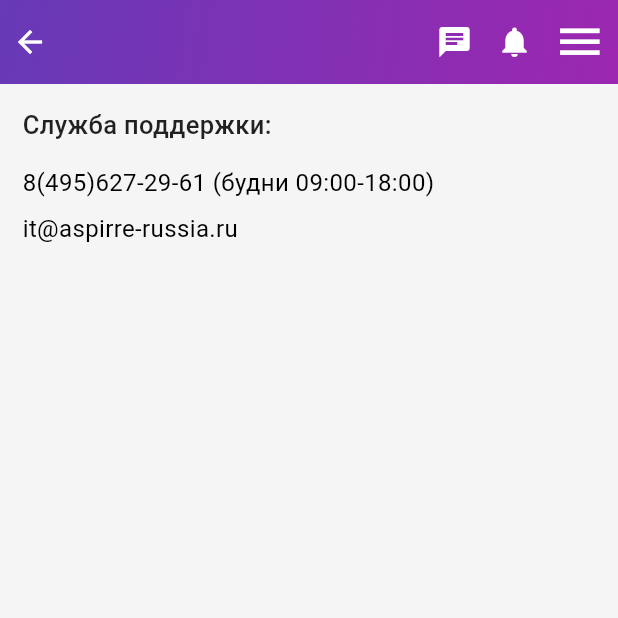
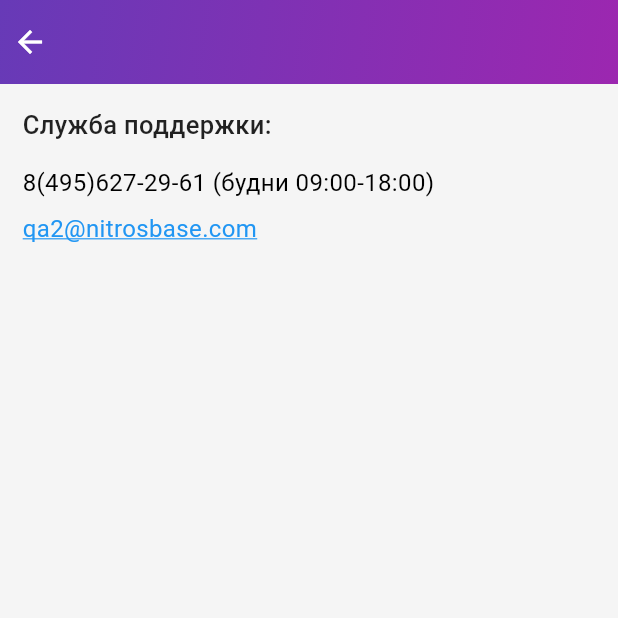
Before and after one commit to AdilovaAngara/flutter_artrit, a Flutter app: the PageHelp screen opened directly with empty values, on a phone screen of 412 x 824 dp, the top half of it. Run offline on Flutter 3.47's test engine with Material 3 defaults, Android fonts, the light colour scheme and no system bars; our stand-ins replace audioplayers, auto_size_text, file_picker, flutter_secure_storage, flutter_svg, font_awesome_flutter and 6 more; missing offline and left inert: charset_converter, flutter_exif_rotation, flutter_pdfview, media_store_plus; accounts and stored records are empty.

Commit message:
Обновление

```diff
--- a/codemagic.yaml
+++ b/codemagic.yaml
@@ -1,4 +1,4 @@
-version: 1.0.5+1  # Увеличиваем номер сборки
+version: 1.0.6+27  # Увеличиваем номер сборки
 workflows:
   ios-release:
     name: iOS Release Build
--- a/lib/pages/page_help.dart
+++ b/lib/pages/page_help.dart
@@ -1,4 +1,6 @@
 import 'package:flutter/material.dart';
+import 'package:url_launcher/url_launcher.dart';
+import '../my_functions.dart';
 import '../theme.dart';
 import '../widgets/app_bar_widget.dart';
 import 'menu.dart';
@@ -16,13 +18,43 @@
 }
 
 class _PageHelpState extends State<PageHelp> {
+  late Future<void> _future;
+
+  /// Параметры
+  late int _role;
+  static const String supportEmail = 'qa2@nitrosbase.com';
+
+  @override
+  void initState() {
+    super.initState();
+    _future = _loadData();
+  }
+
+
+  Future<void> _loadData() async {
+    _role = await getUserRole();
+  }
+
+
   @override
   Widget build(BuildContext context) {
+    return FutureBuilder(
+        future: _future,
+        builder: (context, snapshot) {
+          if (snapshot.connectionState == ConnectionState.waiting) {
+            return const Center(child: CircularProgressIndicator());
+          } else if (snapshot.hasError) {
+            return errorDataWidget(snapshot.error);
+          }
+
         return Scaffold(
           appBar: AppBarWidget(
             title: widget.title,
+            showMenu: _role > -1,
+            showChat: _role > -1,
+            showNotifications: _role > -1,
           ),
-      endDrawer: MenuDrawer(),
+          endDrawer: _role > -1 ? MenuDrawer() : null,
           body: Padding(
             padding: const EdgeInsets.all(15.0),
             child: Column(
@@ -35,11 +67,39 @@
                 Text('8(495)627-29-61 (будни 09:00-18:00)',
                     style: inputTextStyle),
                 SizedBox(height: 8),
-            Text('it@aspirre-russia.ru',
-                style: inputTextStyle),
+                InkWell(
+                  onTap: launchEmail,
+                  child: const Text(
+                    supportEmail,
+                    style: TextStyle(
+                      fontSize: 16,
+                      color: Colors.blue,
+                      decoration: TextDecoration.underline,
+                      decorationColor: Colors.blue,
+                    ),
+                  ),
+                ),
               ],
             ),
           ),
         );
       }
+    );
   }
+
+  // Функция для запуска mailto
+  void launchEmail() async {
+    final Uri emailLaunchUri = Uri(
+      scheme: 'mailto',
+      path: supportEmail,
+      queryParameters: {'subject': 'Вопрос о приложении Appee'},
+    );
+
+    if (await canLaunchUrl(emailLaunchUri)) {
+      await launchUrl(emailLaunchUri);
+    } else {
+      copyToClipboard(context, textToCopy: supportEmail, textName: 'Адрес');
+      throw 'Не удалось открыть почтовый клиент';
+    }
+  }
+}
--- a/lib/roles.dart
+++ b/lib/roles.dart
@@ -4,13 +4,12 @@
   static const int admin = 0;
   static const int patient = 1;
   static const int doctor = 2;
-  static const int superVisor = 3;
   static const int anonymous = 100;
 
 
-  static List<int> asPatient = [patient, superVisor, anonymous];
-  static List<int> asDoctor = [doctor, superVisor];
+  static List<int> asPatient = [patient, anonymous];
+  static List<int> asDoctor = [doctor];
   static List<int> asAdmin = [admin];
-  static List<int> all = [admin, patient, doctor, superVisor];
+  static List<int> all = [admin, patient, doctor];
 
 }
--- a/pubspec.yaml
+++ b/pubspec.yaml
@@ -16,7 +16,7 @@
 # https://developer.apple.com/library/archive/documentation/General/Reference/InfoPlistKeyReference/Articles/CoreFoundationKeys.html
 # In Windows, build-name is used as the major, minor, and patch parts
 # of the product and file versions while build-number is used as the build suffix.
-version: 1.0.5+1
+version: 1.0.6+27
 
 environment:
   sdk: ^3.6.0
```
Also changed, not shown: lib/my_functions.dart (+12 -0 lines), lib/pages/menu.dart (+14 -2 lines), lib/pages/page_login.dart (+20 -1 lines), 1 other file. Lines whose indentation alone changed are shown as unchanged.
